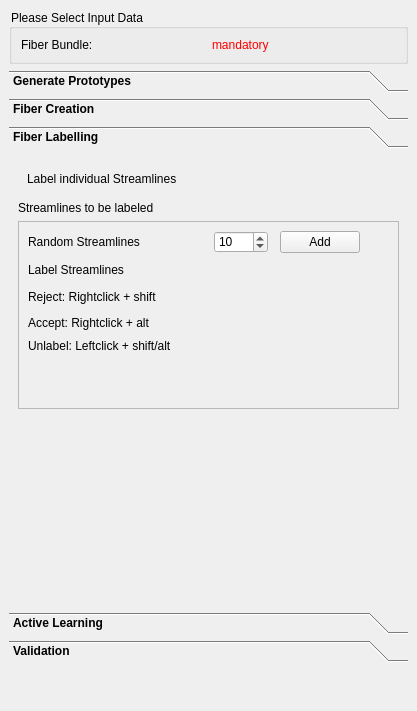
Before: the Qt Designer form Plugins/org.mitk.gui.qt.diffusionimaging.fiberprocessing/src/internal/QmitkInteractiveFiberDissectionViewControls.ui in MIC-DKFZ/MITK-Diffusion, drawn with Qt 5.
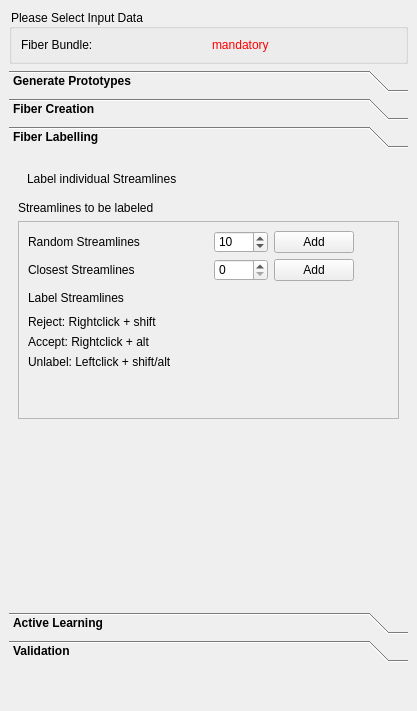
After: the same form once the commit is applied. The open tabs and pages were chosen to show the change. Icons and pictures are not drawn. Custom widgets are drawn as their Qt base class.

What changed in the file:
```diff
--- a/Plugins/org.mitk.gui.qt.diffusionimaging.fiberprocessing/src/internal/QmitkInteractiveFiberDissectionViewControls.ui
+++ b/Plugins/org.mitk.gui.qt.diffusionimaging.fiberprocessing/src/internal/QmitkInteractiveFiberDissectionViewControls.ui
@@ -360,7 +360,7 @@
        <rect>
         <x>0</x>
         <y>0</y>
-        <width>438</width>
+        <width>426</width>
         <height>410</height>
        </rect>
       </property>
@@ -428,72 +428,6 @@
           <enum>QFrame::Raised</enum>
          </property>
          <layout class="QGridLayout" name="gridLayout_2">
-          <item row="6" column="3" colspan="6">
-           <spacer name="horizontalSpacer_3">
-            <property name="orientation">
-             <enum>Qt::Horizontal</enum>
-            </property>
-            <property name="sizeHint" stdset="0">
-             <size>
-              <width>40</width>
-              <height>20</height>
-             </size>
-            </property>
-           </spacer>
-          </item>
-          <item row="5" column="4" colspan="5">
-           <spacer name="horizontalSpacer">
-            <property name="orientation">
-             <enum>Qt::Horizontal</enum>
-            </property>
-            <property name="sizeHint" stdset="0">
-             <size>
-              <width>40</width>
-              <height>20</height>
-             </size>
-            </property>
-           </spacer>
-          </item>
-          <item row="2" column="7" colspan="3">
-           <spacer name="horizontalSpacer_2">
-            <property name="orientation">
-             <enum>Qt::Horizontal</enum>
-            </property>
-            <property name="sizeHint" stdset="0">
-             <size>
-              <width>40</width>
-              <height>20</height>
-             </size>
-            </property>
-           </spacer>
-          </item>
-          <item row="2" column="6">
-           <widget class="QPushButton" name="m_AddRandomFibers">
-            <property name="text">
-             <string>Add</string>
-            </property>
-           </widget>
-          </item>
-          <item row="7" column="2">
-           <widget class="QLabel" name="label_8">
-            <property name="text">
-             <string>Accept: Rightclick + alt</string>
-            </property>
-           </widget>
-          </item>
-          <item row="2" column="4">
-           <widget class="QSpinBox" name="m_NumRandomFibers">
-            <property name="minimum">
-             <number>1</number>
-            </property>
-            <property name="maximum">
-             <number>2000</number>
-            </property>
-            <property name="value">
-             <number>10</number>
-            </property>
-           </widget>
-          </item>
           <item row="2" column="2" colspan="2">
            <widget class="QLabel" name="label_7">
             <property name="text">
@@ -501,7 +435,7 @@
             </property>
            </widget>
           </item>
-          <item row="9" column="2">
+          <item row="8" column="2">
            <spacer name="verticalSpacer_2">
             <property name="orientation">
              <enum>Qt::Vertical</enum>
@@ -514,7 +448,24 @@
             </property>
            </spacer>
           </item>
-          <item row="5" column="3">
+          <item row="3" column="4">
+           <widget class="QSpinBox" name="m_NumClosestFibers"/>
+          </item>
+          <item row="6" column="2">
+           <widget class="QLabel" name="label_8">
+            <property name="text">
+             <string>Accept: Rightclick + alt</string>
+            </property>
+           </widget>
+          </item>
+          <item row="2" column="5">
+           <widget class="QPushButton" name="m_AddRandomFibers">
+            <property name="text">
+             <string>Add</string>
+            </property>
+           </widget>
+          </item>
+          <item row="4" column="3">
            <widget class="QPushButton" name="m_ErazorButton">
             <property name="maximumSize">
              <size>
@@ -540,37 +491,64 @@
             </property>
            </widget>
           </item>
-          <item row="5" column="2">
+          <item row="2" column="4">
+           <widget class="QSpinBox" name="m_NumRandomFibers">
+            <property name="minimum">
+             <number>1</number>
+            </property>
+            <property name="maximum">
+             <number>2000</number>
+            </property>
+            <property name="value">
+             <number>10</number>
+            </property>
+           </widget>
+          </item>
+          <item row="7" column="2">
+           <widget class="QLabel" name="label_10">
+            <property name="text">
+             <string>Unlabel: Leftclick + shift/alt</string>
+            </property>
+           </widget>
+          </item>
+          <item row="4" column="2">
            <widget class="QLabel" name="label_4">
             <property name="text">
              <string>Label Streamlines</string>
             </property>
            </widget>
           </item>
-          <item row="7" column="3" colspan="5">
-           <spacer name="horizontalSpacer_8">
-            <property name="orientation">
-             <enum>Qt::Horizontal</enum>
-            </property>
-            <property name="sizeHint" stdset="0">
-             <size>
-              <width>40</width>
-              <height>20</height>
-             </size>
-            </property>
-           </spacer>
-          </item>
-          <item row="6" column="2">
+          <item row="5" column="2">
            <widget class="QLabel" name="label_6">
             <property name="text">
              <string>Reject: Rightclick + shift</string>
             </property>
            </widget>
           </item>
-          <item row="8" column="2">
-           <widget class="QLabel" name="label_10">
+          <item row="2" column="6" colspan="2">
+           <spacer name="horizontalSpacer_2">
+            <property name="orientation">
+             <enum>Qt::Horizontal</enum>
+            </property>
+            <property name="sizeHint" stdset="0">
+             <size>
+              <width>40</width>
+              <height>20</height>
+             </size>
+            </property>
+           </spacer>
+          </item>
+          <item row="3" column="2">
+           <widget class="QLabel" name="label_13">
             <property name="text">
-             <string>Unlabel: Leftclick + shift/alt</string>
+             <string>Closest Streamlines</string>
+            </property>
+           </widget>
+          </item>
+          <item row="3" column="5">
+           <widget class="QPushButton" name="m_AddCloseFibers">
+            <property name="text">
+             <string>Add</string>
             </property>
            </widget>
           </item>
```
Left out of the diff: 328 changed lines with no effect on the pictures.
